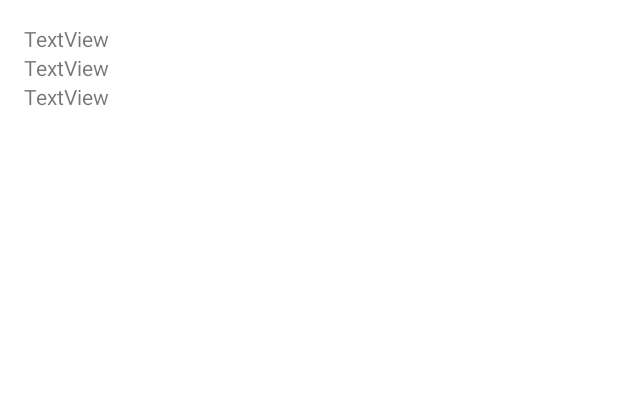
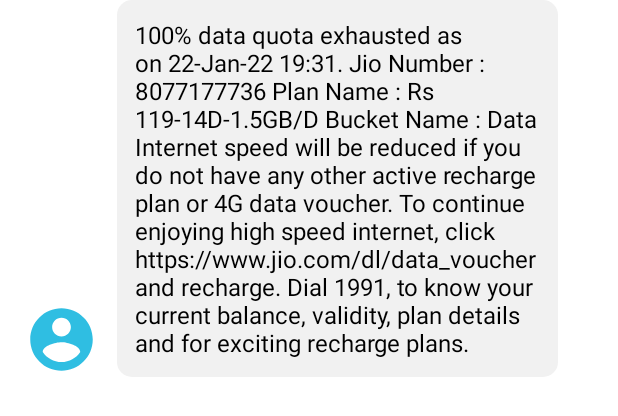
Before and after one commit to The-Fuse/SMS-Phishing-Detection, an Android app: the layout message_card.xml on its own in the app's theme, with its tools: preview values and no code run, on a phone screen of 412 x 824 dp. Shown: the top 416 px of the screen. Run offline under Robolectric (Android 15) with nearby library versions, the phone set to English and light mode, and no system bars.

Commit message:
Added all messages of particular sender

```diff
--- a/app/src/main/java/com/solvabit/phishingsmsdetector/MainActivity.kt
+++ b/app/src/main/java/com/solvabit/phishingsmsdetector/MainActivity.kt
@@ -10,6 +10,4 @@ class MainActivity : AppCompatActivity() {
         setContentView(R.layout.activity_main)
 
     }
-
-
 }
--- a/app/src/main/java/com/solvabit/phishingsmsdetector/screens/home/HomeFragment.kt
+++ b/app/src/main/java/com/solvabit/phishingsmsdetector/screens/home/HomeFragment.kt
@@ -14,6 +14,7 @@ import androidx.core.content.ContextCompat
 import androidx.fragment.app.Fragment
 import androidx.lifecycle.Observer
 import androidx.lifecycle.ViewModelProvider
+import androidx.navigation.fragment.findNavController
 import com.solvabit.phishingsmsdetector.databinding.FragmentHomeBinding
 
 
@@ -33,7 +34,7 @@ class HomeFragment : Fragment() {
         binding.lifecycleOwner = this
 
         val adapter = HomeAdapter(HomeAdapterListener {
-            Toast.makeText(context, "Clicked on - ${it.address}", Toast.LENGTH_SHORT).show()
+            this.findNavController().navigate(HomeFragmentDirections.actionHomeFragmentToMessagesFragment(viewModel.getList(it.address)))
         })
         binding.recyclerViewSender.adapter = adapter
 
--- /dev/null
+++ b/app/src/main/res/drawable/message_bg.xml
@@ -0,0 +1,9 @@
+<?xml version="1.0" encoding="utf-8"?>
+<layer-list xmlns:android="http://schemas.android.com/apk/res/android">
+    <item>
+        <shape android:shape="rectangle">
+            <solid android:color="#F1F1F1" />
+            <corners android:radius="10dp"/>
+        </shape>
+    </item>
+</layer-list>
--- a/app/src/main/res/layout/fragment_messages.xml
+++ b/app/src/main/res/layout/fragment_messages.xml
@@ -4,7 +4,9 @@
     xmlns:app="http://schemas.android.com/apk/res-auto">
 
     <data>
-
+        <variable
+            name="viewModel"
+            type="com.solvabit.phishingsmsdetector.screens.messages.MessagesViewModel" />
     </data>
 
     <androidx.constraintlayout.widget.ConstraintLayout
@@ -21,6 +23,8 @@
             app:layout_constraintEnd_toEndOf="parent"
             app:layout_constraintStart_toStartOf="parent"
             app:layout_constraintTop_toTopOf="parent"
+            app:stackFromEnd="true"
+            tools:listitem="@layout/message_card"
             app:layoutManager="androidx.recyclerview.widget.LinearLayoutManager"/>
 
 
--- a/app/src/main/res/layout/message_card.xml
+++ b/app/src/main/res/layout/message_card.xml
@@ -1,25 +1,49 @@
 <?xml version="1.0" encoding="utf-8"?>
-<LinearLayout xmlns:android="http://schemas.android.com/apk/res/android"
-    android:orientation="vertical"
-    android:layout_width="match_parent"
-    android:padding="16dp"
-    android:layout_height="wrap_content">
+<layout xmlns:android="http://schemas.android.com/apk/res/android"
+    xmlns:app="http://schemas.android.com/apk/res-auto"
+    xmlns:tools="http://schemas.android.com/tools">
 
-    <TextView
-        android:id="@+id/from"
+    <data>
+        <variable
+            name="clickListener"
+            type="com.solvabit.phishingsmsdetector.screens.messages.MessagesListener" />
+        <variable
+            name="message"
+            type="com.solvabit.phishingsmsdetector.models.Message" />
+    </data>
+
+    <androidx.constraintlayout.widget.ConstraintLayout
+        android:orientation="vertical"
         android:layout_width="match_parent"
         android:layout_height="wrap_content"
-        android:text="TextView" />
+        android:layout_marginBottom="12dp"
+        android:onClick="@{() -> clickListener.onClick(message)}">
 
-    <TextView
-        android:id="@+id/text"
-        android:layout_width="match_parent"
-        android:layout_height="wrap_content"
-        android:text="TextView" />
+        <ImageView
+        android:id="@+id/sender_imageView"
+        android:layout_width="50dp"
+        android:layout_height="50dp"
+        android:layout_marginStart="16dp"
+        android:src="@drawable/ic_baseline_account_circle_24"
+        app:layout_constraintBottom_toBottomOf="parent"
+        app:layout_constraintStart_toStartOf="parent"
+        />
 
-    <TextView
-        android:id="@+id/type"
-        android:layout_width="match_parent"
-        android:layout_height="wrap_content"
-        android:text="TextView" />
-</LinearLayout>
+        <TextView
+            android:id="@+id/sender_name_textView"
+            android:layout_width="0dp"
+            android:background="@drawable/message_bg"
+            android:layout_height="wrap_content"
+            android:layout_marginStart="12dp"
+            android:layout_marginEnd="40dp"
+            android:text="@{message.body}"
+            android:textSize="16sp"
+            android:padding="12dp"
+            android:textColor="@color/black"
+            app:layout_constraintBottom_toBottomOf="parent"
+            app:layout_constraintEnd_toEndOf="parent"
+            app:layout_constraintStart_toEndOf="@+id/sender_imageView"
+            tools:text="@string/temp_msg" />
+
+    </androidx.constraintlayout.widget.ConstraintLayout>
+</layout>
--- a/app/src/main/res/values/strings.xml
+++ b/app/src/main/res/values/strings.xml
@@ -2,4 +2,5 @@
     <string name="app_name">Phishing SMS Detector</string>
     <!-- TODO: Remove or change this placeholder text -->
     <string name="hello_blank_fragment">Hello blank fragment</string>
+    <string name="temp_msg">100% data quota exhausted as on 22-Jan-22 19:31. Jio Number : 8077177736 Plan Name : Rs 119-14D-1.5GB/D Bucket Name : Data  Internet speed will be reduced if you do not have any other active recharge plan or 4G data voucher. To continue enjoying high speed internet, click https://www.jio.com/dl/data_voucher and recharge. Dial 1991, to know your current balance, validity, plan details and for exciting recharge plans.</string>
 </resources>
```
Also changed, not shown: app/src/main/java/com/solvabit/phishingsmsdetector/models/Message.kt (+5 -38 lines), app/src/main/java/com/solvabit/phishingsmsdetector/screens/home/HomeViewModel.kt (+8 -0 lines), app/src/main/java/com/solvabit/phishingsmsdetector/screens/messages/AllMessagesAdapter.kt (added, +46 -0 lines), app/src/main/java/com/solvabit/phishingsmsdetector/screens/messages/MessagesFragment.kt (+40 -4 lines), app/src/main/java/com/solvabit/phishingsmsdetector/screens/messages/MessagesViewModel.kt (added, +17 -0 lines), app/src/main/java/com/solvabit/phishingsmsdetector/screens/messages/MessagesViewModelFactory.kt (added, +14 -0 lines), app/src/main/res/navigation/main_nav_graph.xml (+14 -1 lines), app/src/main/java/com/solvabit/phishingsmsdetector/screens/home/HomeAdapter.kt (renamed from app/src/main/java/com/solvabit/phishingsmsdetector/screens/home/MessageAdapter.kt).
